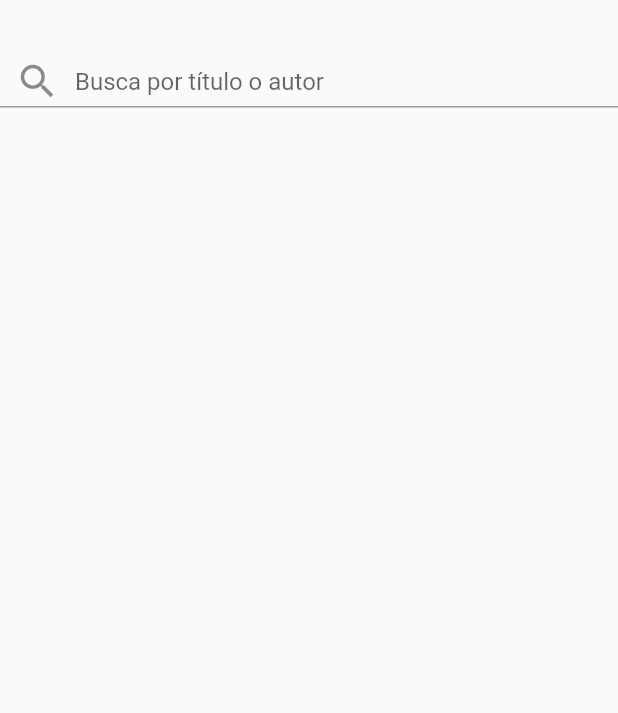
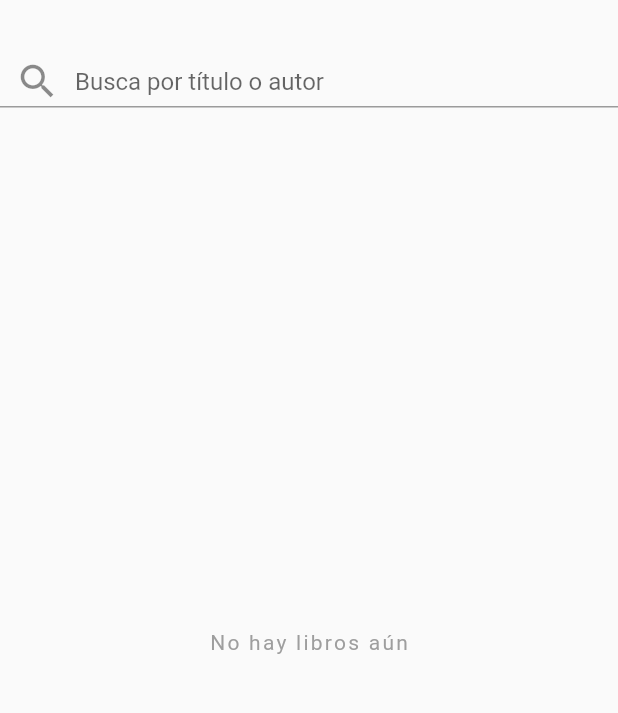
Before and after one commit to jp-campos/book_app, a Flutter app: the screen it shows after launch, on a phone screen of 412 x 824 dp, the part 59-772 px from its top. Run offline on Flutter 3.47's test engine with Material 2 defaults, Android fonts, the phone set to English and light mode, and no system bars; our stand-ins replace shared_preferences; accounts and stored records are empty.

Commit message:
placeholder for no books, birthday fix

```diff
--- a/lib/screens/home_page/home_page.dart
+++ b/lib/screens/home_page/home_page.dart
@@ -55,6 +55,15 @@ class _HomePageState extends State<HomePage> {
                 );
               }
 
+              if (booksNotifier.searchedBooks.isEmpty) {
+                return Center(
+                  child: Text(
+                    'No hay libros aún',
+                    style: Theme.of(context).textTheme.overline,
+                  ),
+                );
+              }
+
               return ListView.builder(
                   padding: const EdgeInsets.only(left: 20, right: 20, top: 40),
                   itemCount: booksNotifier.searchedBooks.length,
--- a/lib/screens/signin/sign_in.dart
+++ b/lib/screens/signin/sign_in.dart
@@ -14,6 +14,8 @@ class Signin extends StatefulWidget {
 
 class _SigninState extends State<Signin> {
   final _formKey = GlobalKey<FormState>();
+  final dateEditingController = TextEditingController();
+
   double paddingBetween = 20.0;
   @override
   Widget build(BuildContext context) {
@@ -25,7 +27,6 @@ class _SigninState extends State<Signin> {
         Provider.of<SessionNotifier>(context, listen: false);
     final uBuilder = sessionProvider.userBuilder;
 
-    final dateEditingController = TextEditingController();
     return SingleChildScrollView(
       child: Column(
         children: [
--- a/lib/theme/text_theme.dart
+++ b/lib/theme/text_theme.dart
@@ -18,4 +18,5 @@ final textTheme = TextTheme(
     color: Colors.blueGrey,
     fontSize: 16,
   ),
+  overline: TextStyle(color: Colors.grey, fontSize: 14),
 );
```
